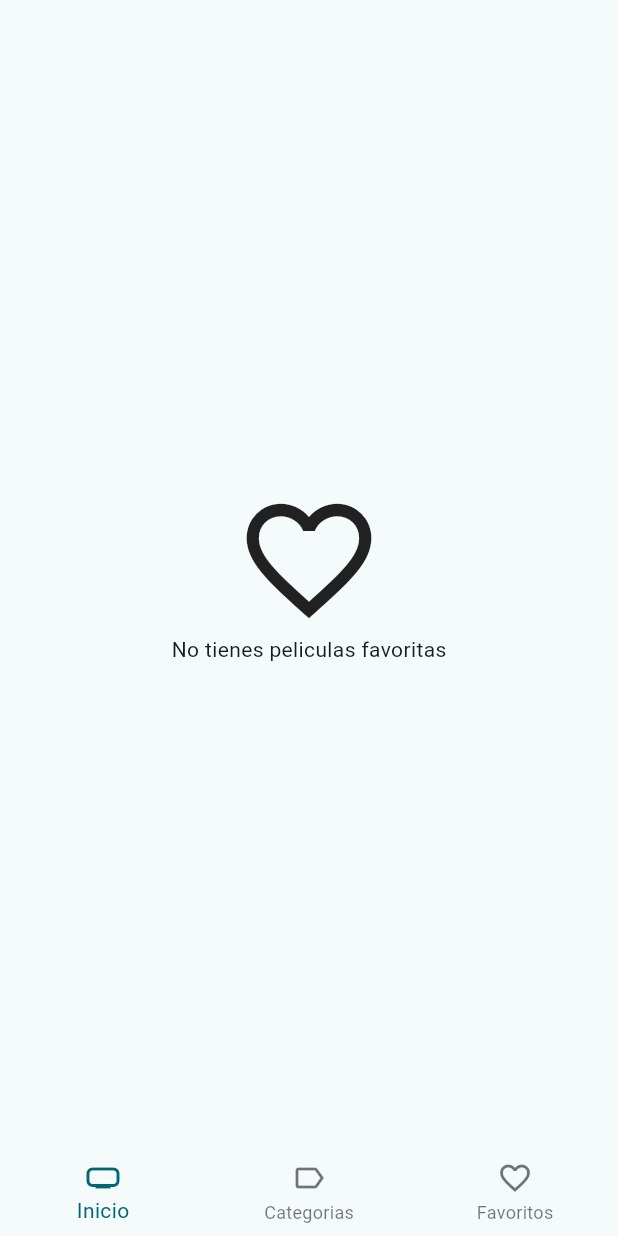
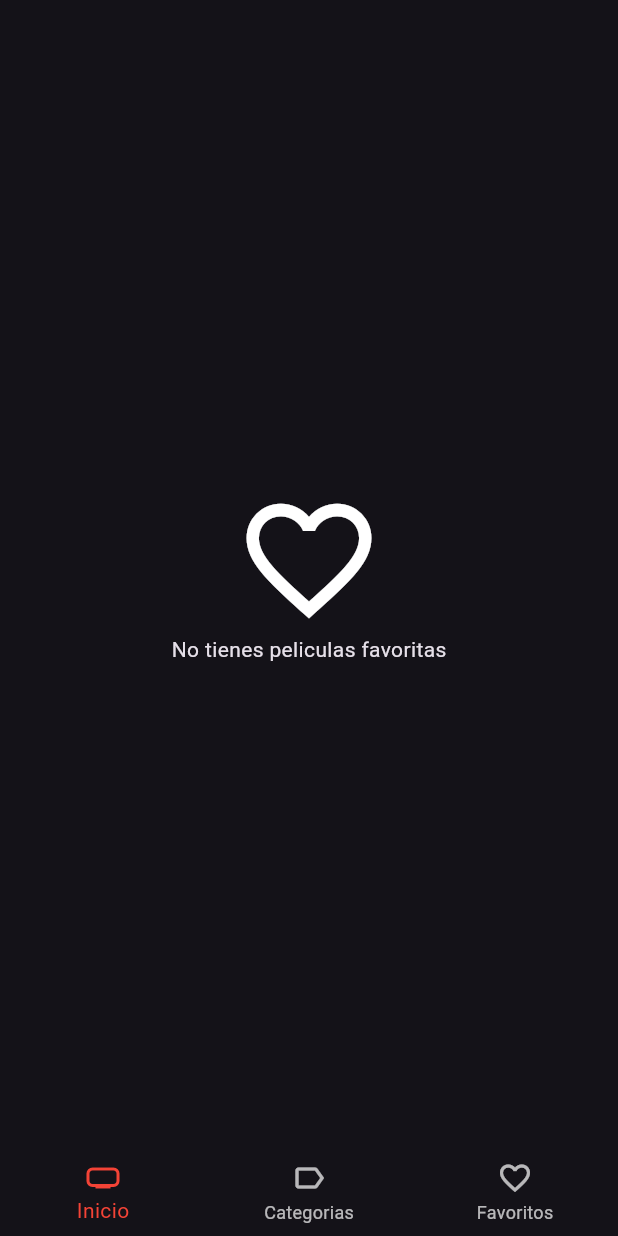
Before and after one commit to jcastroe1000/Flutter_2023, a Flutter app: the Favorites screen opened by its route, on a phone screen of 412 x 824 dp. Run offline on Flutter 3.47's test engine with Material 3 defaults, Android fonts, the phone set to English and light mode, and no system bars; our stand-ins replace animate_do, card_swiper, dio, drift, drift_flutter, flutter_dotenv and 2 more; accounts and stored records are empty; generated files the repository leaves out were written again; network calls fail.

Commit message:
adding darkmode

```diff
--- a/cinemapedia/lib/config/theme/app_theme.dart
+++ b/cinemapedia/lib/config/theme/app_theme.dart
@@ -2,5 +2,5 @@ import 'package:flutter/material.dart';
 
 class AppTheme {
   ThemeData getTheme() =>
-      ThemeData(useMaterial3: true, colorSchemeSeed: Colors.white);
+      ThemeData(useMaterial3: true, brightness: Brightness.dark);
 }
--- a/cinemapedia/lib/presentation/widgets/shared/custom_appbar.dart
+++ b/cinemapedia/lib/presentation/widgets/shared/custom_appbar.dart
@@ -19,6 +19,8 @@ class CustomAppbar extends ConsumerWidget {
           width: double.infinity,
           child: Row(
             children: [
+              Icon(Icons.dark_mode_outlined),
+              Spacer(),
               Icon(Icons.movie_creation_outlined, color: colors.primary),
               SizedBox(width: 5),
               Text('Cinemapedia', style: titleStyle),
--- a/cinemapedia/lib/presentation/widgets/shared/custom_botton_navigation.dart
+++ b/cinemapedia/lib/presentation/widgets/shared/custom_botton_navigation.dart
@@ -28,6 +28,7 @@ class CustomBottonNavigation extends StatelessWidget {
         break;
       case 2:
         context.go('/favorites');
+
         break;
     }
   }
@@ -38,6 +39,7 @@ class CustomBottonNavigation extends StatelessWidget {
       elevation: 0,
       currentIndex: getCurrentIndex(context),
       onTap: (value) => onItemTap(context, value),
+      selectedItemColor: Colors.red,
       items: [
         BottomNavigationBarItem(icon: Icon(Icons.home_max), label: 'Inicio'),
         BottomNavigationBarItem(
```
